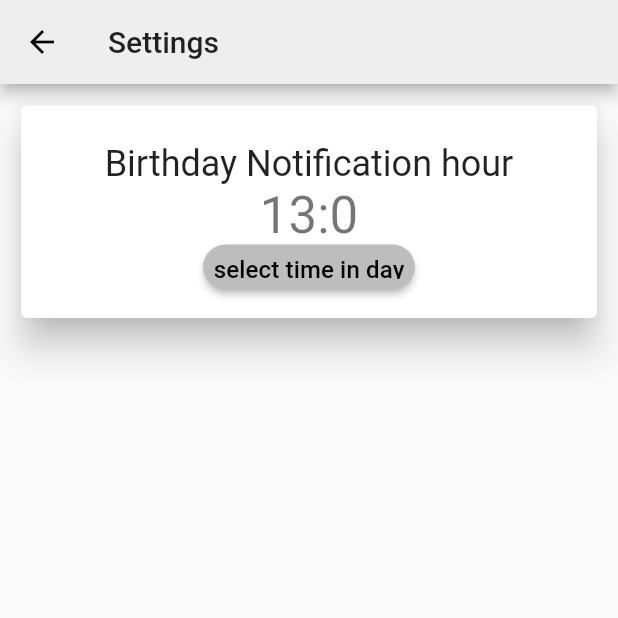
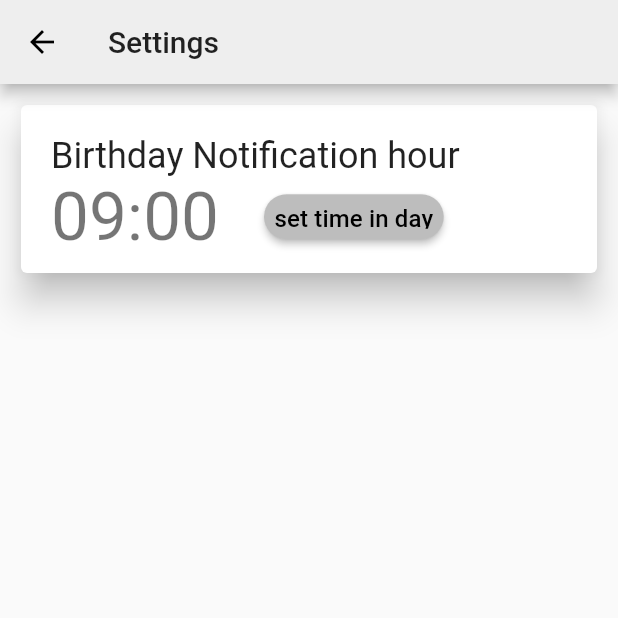
Before and after one commit to eloicasamayor/BirthdayReminder, a Flutter app: the SettingsScreen screen opened by its route, on a phone screen of 412 x 824 dp, the top half of it. Run offline on Flutter 3.47's test engine with Material 2 defaults, Android fonts, the phone set to English and light mode, and no system bars; our stand-ins replace flutter_datetime_picker, flutter_local_notifications, shared_preferences, sqflite, timezone; accounts and stored records are empty.

Commit message:
notification time customization working. focus next input on form

```diff
--- a/lib/main.dart
+++ b/lib/main.dart
@@ -7,7 +7,7 @@ import './providers/aniversaris.dart';
 import './providers/tags.dart';
 import './helpers/notification_service.dart';
 
-import './screens/settings.dart';
+import 'screens/settings_screen.dart';
 
 Future<void> main() async {
   WidgetsFlutterBinding.ensureInitialized();
@@ -25,6 +25,7 @@ class MyApp extends StatelessWidget {
         /* ChangeNotifierProvider(
           create: (ctx) => Tags(),
         ), */
+
         ChangeNotifierProvider(
           create: (ctx) => Aniversaris(),
         ),
--- a/lib/providers/aniversaris.dart
+++ b/lib/providers/aniversaris.dart
@@ -85,7 +85,7 @@ class Aniversaris with ChangeNotifier {
         dataNaixement: dataNaixementEscollida,
       );
       _aniversaris.add(nouAniversari);
-      NotificationService().sheduleNotification(nouAniversari);
+      NotificationService().sheduleNewNotification(nouAniversari);
     });
 
     notifyListeners();
@@ -129,7 +129,7 @@ class Aniversaris with ChangeNotifier {
       _aniversaris.removeAt(indexToReplace);
       _aniversaris.insert(indexToReplace, updatedAniversari);
       NotificationService().removeSheduleNotification(updatedAniversari.id);
-      NotificationService().sheduleNotification(updatedAniversari);
+      NotificationService().sheduleNewNotification(updatedAniversari);
     });
 
     notifyListeners();
--- a/lib/screens/lateral_menu.dart
+++ b/lib/screens/lateral_menu.dart
@@ -138,7 +138,10 @@ class LateralMenu extends StatelessWidget {
                 'Settings',
                 style: Theme.of(context).textTheme.subtitle1,
               ),
-              onTap: () => Navigator.of(context).pushNamed('/settings'),
+              onTap: () {
+                Navigator.of(context).pop();
+                Navigator.of(context).pushNamed('/settings');
+              },
             ),
             ListTile(
               dense: true,
--- a/lib/screens/nou_aniversari_screen.dart
+++ b/lib/screens/nou_aniversari_screen.dart
@@ -140,14 +140,17 @@ class _NouAniversariScreenState extends State<NouAniversariScreen> {
                   hintText: 'Name',
                 ),
                 controller: _nomController,
+                textInputAction: TextInputAction.next,
               ),
               TextField(
                 decoration: InputDecoration(hintText: 'First Surname'),
                 controller: _cognom1Controller,
+                textInputAction: TextInputAction.next,
               ),
               TextField(
                 decoration: InputDecoration(hintText: 'Second Surname'),
                 controller: _cognom2Controller,
+                textInputAction: TextInputAction.next,
               ),
               SizedBox(
                 height: 10,
--- a/lib/screens/settings.dart
+++ /dev/null
@@ -1,76 +0,0 @@
-import 'package:flutter/material.dart';
-
-class SettingsScreen extends StatefulWidget {
-  SettingsScreen({Key? key}) : super(key: key);
-  TimeOfDay timeInDay = TimeOfDay(hour: 13, minute: 0);
-  @override
-  _SettingsScreenState createState() => _SettingsScreenState();
-}
-
-class _SettingsScreenState extends State<SettingsScreen> {
-  @override
-  void initState() {
-    widget.timeInDay = TimeOfDay(hour: 13, minute: 0);
-    super.initState();
-  }
-
-  @override
-  Widget build(BuildContext context) {
-    print(widget.timeInDay.hour);
-    return Scaffold(
-      appBar: AppBar(
-        title: Text('Settings'),
-      ),
-      body: Container(
-        padding: EdgeInsets.all(10),
-        child: Container(
-          height: 150,
-          width: double.infinity,
-          child: Card(
-            elevation: 10,
-            child: Padding(
-              padding: const EdgeInsets.symmetric(
-                vertical: 25,
-                horizontal: 5,
-              ),
-              child: Column(
-                mainAxisAlignment: MainAxisAlignment.spaceEvenly,
-                crossAxisAlignment: CrossAxisAlignment.center,
-                children: [
-                  Text(
-                    'Birthday Notification hour',
-                    style: Theme.of(context).textTheme.headline5,
-                  ),
-                  Text(
-                    '${widget.timeInDay.hour}:${widget.timeInDay.minute}',
-                    style: Theme.of(context).textTheme.headline4,
-                  ),
-                  SizedBox(
-                    height: 30,
-                    child: ElevatedButton(
-                      onPressed: () {
-                        Future<TimeOfDay?> selectedTime = showTimePicker(
-                          initialTime: TimeOfDay.now(),
-                          context: context,
-                        ).then((value) {
-                          print('value= ${value!.hour.toString()}');
-                          setState(() {
-                            widget.timeInDay = value;
-                          });
-                        });
-                      },
-                      child: Text(
-                        'select time in day',
-                        style: Theme.of(context).textTheme.subtitle2,
-                      ),
-                    ),
-                  ),
-                ],
-              ),
-            ),
-          ),
-        ),
-      ),
-    );
-  }
-}
--- /dev/null
+++ b/lib/screens/settings_screen.dart
@@ -0,0 +1,122 @@
+import 'package:flutter/material.dart';
+import 'package:shared_preferences/shared_preferences.dart';
+
+class SettingsScreen extends StatefulWidget {
+  SettingsScreen({Key? key}) : super(key: key);
+
+  @override
+  _SettingsScreenState createState() => _SettingsScreenState();
+}
+
+class _SettingsScreenState extends State<SettingsScreen> {
+  Future<SharedPreferences> _prefs = SharedPreferences.getInstance();
+  late Future<String> futureHour;
+  String hour = '';
+
+  Future<void> _setNotificationHour(TimeOfDay timeOfDay) async {
+    final SharedPreferences prefs = await _prefs;
+    hour = timeOfDay.hour.toString().padLeft(2, '0') +
+        ':' +
+        timeOfDay.minute.toString().padLeft(2, '0');
+
+    setState(() {
+      futureHour =
+          prefs.setString("notification_hour", hour).then((bool success) {
+        return hour;
+      });
+    });
+  }
+
+  @override
+  void initState() {
+    super.initState();
+
+    futureHour = SharedPreferences.getInstance().then((value) {
+      if (value.containsKey("notification_hour") &&
+          value.getString("notification_hour") != '') {
+        return value.getString("notification_hour") ?? '09:00';
+      } else {
+        return '09:00';
+      }
+    });
+  }
+
+  @override
+  Widget build(BuildContext context) {
+    return Scaffold(
+      appBar: AppBar(
+        title: Text('Settings'),
+      ),
+      body: Container(
+        padding: EdgeInsets.all(10),
+        child: Container(
+          height: 120,
+          width: double.infinity,
+          child: Card(
+            elevation: 10,
+            child: Padding(
+              padding: const EdgeInsets.all(
+                20,
+              ),
+              child: Column(
+                  mainAxisAlignment: MainAxisAlignment.spaceBetween,
+                  crossAxisAlignment: CrossAxisAlignment.start,
+                  children: [
+                    Text(
+                      'Birthday Notification hour',
+                      style: Theme.of(context).textTheme.headline5,
+                    ),
+                    Row(mainAxisAlignment: MainAxisAlignment.start, children: [
+                      FutureBuilder<String>(
+                          future: futureHour,
+                          builder: (BuildContext context,
+                              AsyncSnapshot<String> snapshot) {
+                            switch (snapshot.connectionState) {
+                              case ConnectionState.waiting:
+                                return const CircularProgressIndicator();
+                              default:
+                                if (snapshot.hasError) {
+                                  return Text('Error: ${snapshot.error}');
+                                } else {
+                                  if (snapshot.data == '') {
+                                    return Text('null');
+                                  }
+                                  return Text(
+                                    '${snapshot.data}',
+                                    style:
+                                        Theme.of(context).textTheme.headline3,
+                                  );
+                                }
+                            }
+                          }),
+                      SizedBox(
+                        width: 30,
+                      ),
+                      SizedBox(
+                        height: 30,
+                        child: ElevatedButton(
+                          onPressed: () {
+                            Future<TimeOfDay?> selectedTime = showTimePicker(
+                              initialTime: TimeOfDay.now(),
+                              context: context,
+                            ).then((value) {
+                              if (value != null) {
+                                _setNotificationHour(value);
+                              }
+                            });
+                          },
+                          child: Text(
+                            'set time in day',
+                            style: Theme.of(context).textTheme.subtitle2,
+                          ),
+                        ),
+                      ),
+                    ]),
+                  ]),
+            ),
+          ),
+        ),
+      ),
+    );
+  }
+}
--- a/pubspec.yaml
+++ b/pubspec.yaml
@@ -33,7 +33,8 @@ dependencies:
   flutter_tags: ^0.4.9+1
   sqflite: ^2.0.0+3
   provider: ^5.0.0
-  flutter_local_notifications: ^6.0.0
+  flutter_local_notifications: ^6.1.0
+  shared_preferences: ^2.0.6
 
 dev_dependencies:
   flutter_test:
```
Also changed, not shown: lib/helpers/notification_service.dart (+142 -10 lines), pubspec.lock.
